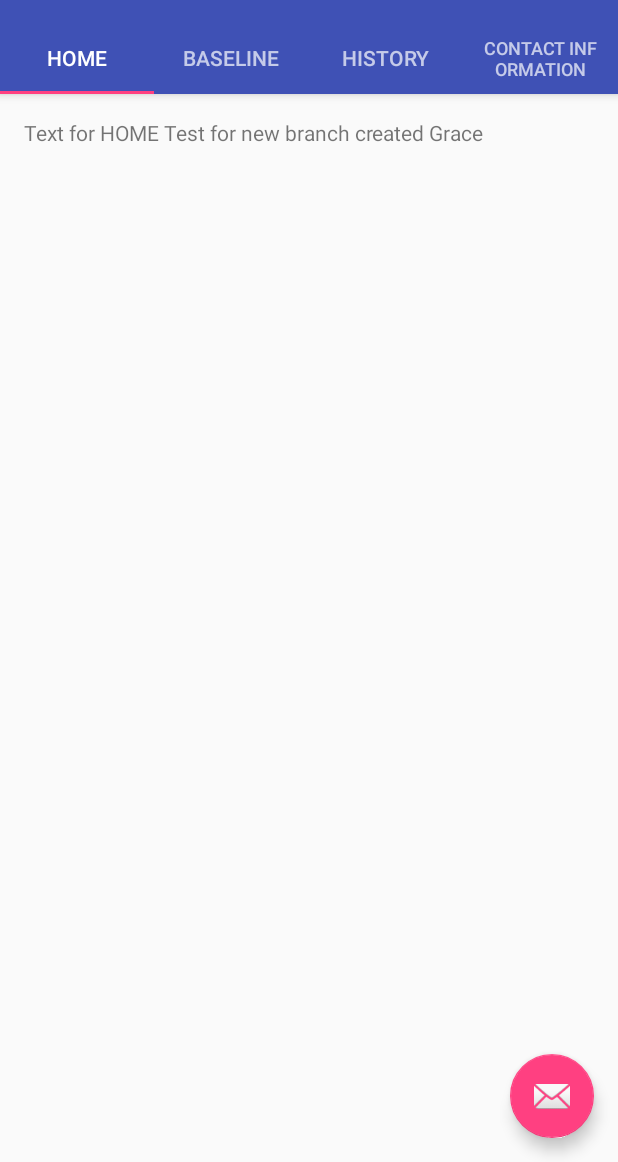
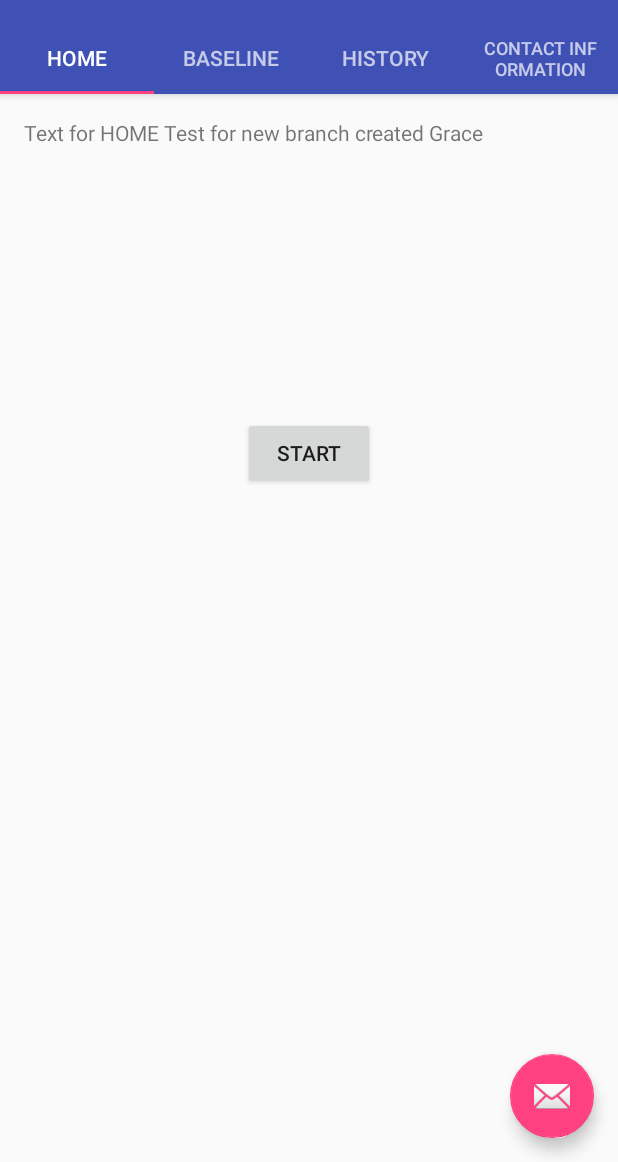
Before and after one commit to liyy3/capstone, an Android app: the screen it shows after launch (MainActivity), on a phone screen of 412 x 824 dp, the part 74-1236 px from its top. Run offline under Robolectric (Android 15) with nearby library versions, the phone set to English and light mode, and no system bars.

Commit message:
Added Start/Stop button to home (Jan 07, 2017)

```diff
--- a/app/src/main/java/a40i6_capstone/tabs/MainActivity.java
+++ b/app/src/main/java/a40i6_capstone/tabs/MainActivity.java
@@ -1,5 +1,6 @@
 package a40i6_capstone.tabs;
 
+import android.content.res.Resources;
 import android.support.design.widget.TabLayout;
 import android.support.design.widget.FloatingActionButton;
 import android.support.design.widget.Snackbar;
@@ -17,6 +18,7 @@ import android.view.MenuItem;
 import android.view.View;
 import android.view.ViewGroup;
 
+import android.widget.TabHost;
 import android.widget.TextView;
 
 public class MainActivity extends AppCompatActivity {
@@ -156,7 +158,7 @@ public class MainActivity extends AppCompatActivity {
 
         @Override
         public int getCount() {
-            // Show 3 total pages.
+            // Show 4 total pages.
             return 4;
         }
 
@@ -175,4 +177,6 @@ public class MainActivity extends AppCompatActivity {
             return null;
         }
     }
+
+
 }
--- a/app/src/main/java/a40i6_capstone/tabs/Tab1.java
+++ b/app/src/main/java/a40i6_capstone/tabs/Tab1.java
@@ -9,6 +9,7 @@ import android.os.Bundle;
 import android.view.LayoutInflater;
 import android.view.View;
 import android.view.ViewGroup;
+import android.widget.Button;
 
 public class Tab1 extends Fragment{
 
@@ -16,8 +17,36 @@ public class Tab1 extends Fragment{
     public View onCreateView(LayoutInflater inflater, ViewGroup container,
                              Bundle savedInstanceState) {
         View rootView = inflater.inflate(R.layout.tab1contents, container, false);
+        //Code to get the button from layout file
+        Button btn = (Button) rootView.findViewById(R.id.buttonstart);
+        btn.setTag(0);
+        btn.setOnClickListener(new View.OnClickListener() {
 
+            @Override
+            public void onClick(View view) {
+                //Implement the code to run on button click here
+                //((Button) view).setText ("Stop");
+                final int status = (Integer) view.getTag();
+                switch (status) {
+                    case 0:
+                        ((Button) view).setText("Stop");
+                        view.setTag(1); //pause
+                        break;
+                    case 1:
+                        ((Button) view).setText("Start");
+                        view.setTag(0); //pause
+                        break;
+                }
+            }
+        });
         return rootView;
     }
 
+//    public void TextChange(View view) {
+//        Button startstop = (Button) view;
+//        ((Button) view).setText ("Stop");
+//    }
+
+
+
 }
--- a/app/src/main/res/layout/tab1contents.xml
+++ b/app/src/main/res/layout/tab1contents.xml
@@ -14,4 +14,14 @@
         android:layout_height="wrap_content"
         android:text="Text for HOME Test for new branch created Grace"/>
 
+    <Button
+        android:text="Start"
+        android:layout_width="wrap_content"
+        android:layout_height="wrap_content"
+        android:layout_below="@+id/section_label"
+        android:layout_centerHorizontal="true"
+        android:layout_marginTop="180dp"
+        android:id="@+id/buttonstart"
+        android:onClick="TextChange"/>
+
 </RelativeLayout>
```
